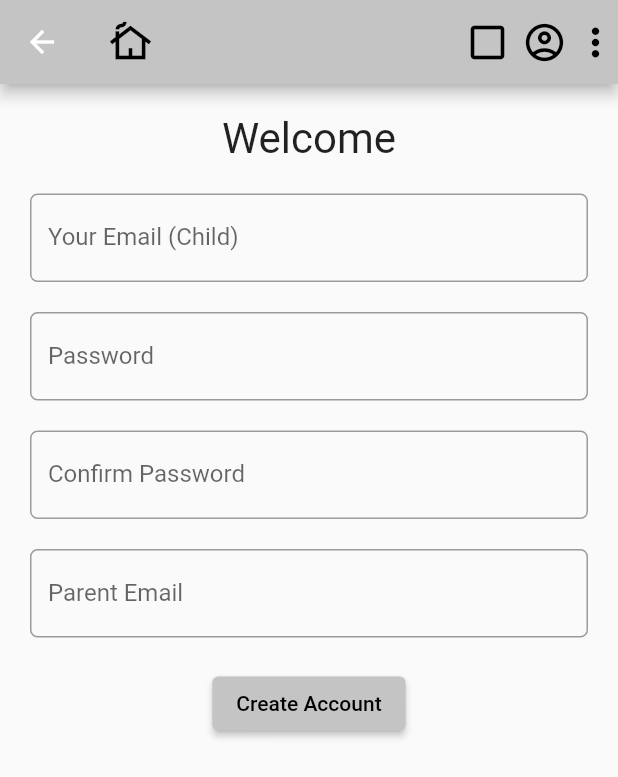
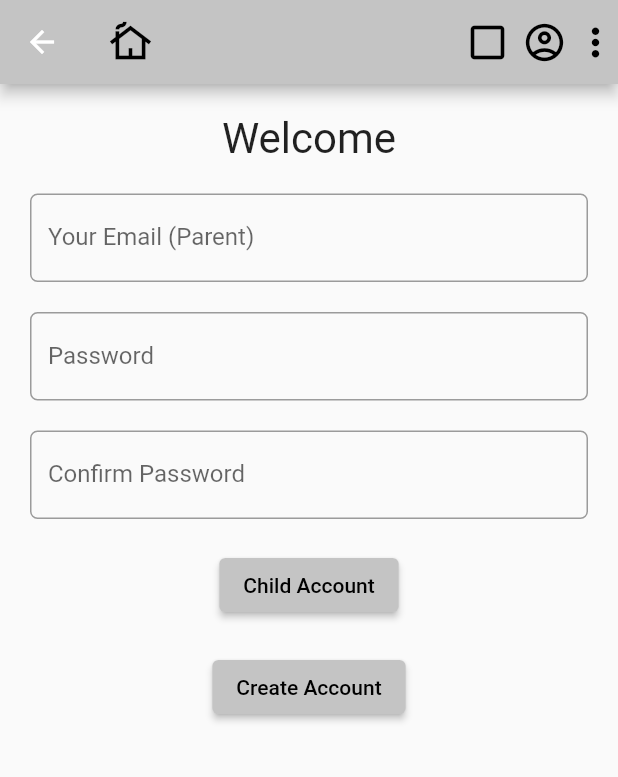
Before and after one commit to leomatt547/mosaik-frontend, a Flutter app: the screen it shows after launch, after a tap on "Register", on a phone screen of 412 x 824 dp. Shown: the top 777 px of the screen. Run offline on Flutter 3.47's test engine with Material 2 defaults, Android fonts, the phone set to English and light mode, and no system bars.

Commit message:
add parent registration page

```diff
--- a/lib/screen/landing_screen.dart
+++ b/lib/screen/landing_screen.dart
@@ -41,7 +41,7 @@ class LandingPage extends StatelessWidget {
               child: ElevatedButton(
                 onPressed: () {
                   Route route = MaterialPageRoute(
-                      builder: (context) => const RegisterPage());
+                      builder: (context) => const RegisterParentPage());
                   Navigator.push(context, route);
                 },
                 child: const Text('Register'),
--- a/lib/screen/register.dart
+++ b/lib/screen/register.dart
@@ -1,7 +1,7 @@
 import 'package:flutter/material.dart';
 
-class RegisterPage extends StatelessWidget {
-  const RegisterPage({Key? key}) : super(key: key);
+class RegisterChildPage extends StatelessWidget {
+  const RegisterChildPage({Key? key}) : super(key: key);
   static final _formKey = GlobalKey<FormState>();
 
   @override
@@ -94,6 +94,24 @@ class RegisterPage extends StatelessWidget {
                         borderRadius: BorderRadius.circular(5.0)),
                   )),
                 ),
+                Padding(
+                  padding:
+                      const EdgeInsets.only(bottom: 20, left: 20, right: 20),
+                  child: ElevatedButton(
+                    style: ElevatedButton.styleFrom(
+                      primary: const Color.fromARGB(255, 196, 196, 196),
+                    ),
+                    child: const Text(
+                      "Parent Account",
+                      style: TextStyle(color: Color.fromARGB(255, 0, 0, 0)),
+                    ),
+                    onPressed: () {
+                      Route route = MaterialPageRoute(
+                          builder: (context) => const RegisterParentPage());
+                      Navigator.push(context, route);
+                    },
+                  ),
+                ),
                 ElevatedButton(
                   style: ElevatedButton.styleFrom(
                     primary: const Color.fromARGB(255, 196, 196, 196),
@@ -114,3 +132,126 @@ class RegisterPage extends StatelessWidget {
     );
   }
 }
+
+class RegisterParentPage extends StatelessWidget {
+  const RegisterParentPage({Key? key}) : super(key: key);
+  static final _formKey = GlobalKey<FormState>();
+
+  @override
+  Widget build(BuildContext context) {
+    return Scaffold(
+      appBar: AppBar(
+        title: const Icon(
+          Icons.cottage_outlined,
+          size: 30,
+          color: Colors.black,
+        ),
+        actions: const <Widget>[
+          Padding(
+            padding: EdgeInsets.all(4),
+            child: Icon(
+              Icons.check_box_outline_blank_outlined,
+              size: 30,
+              color: Colors.black,
+            ),
+          ),
+          Padding(
+            padding: EdgeInsets.all(4),
+            child: Icon(
+              Icons.account_circle_outlined,
+              size: 30,
+              color: Colors.black,
+            ),
+          ),
+          Padding(
+              padding: EdgeInsets.all(0),
+              child: Icon(
+                Icons.more_vert,
+                size: 30,
+                color: Colors.black,
+              )),
+        ],
+        backgroundColor: const Color.fromARGB(255, 196, 196, 196),
+      ),
+      body: Center(
+        child: Form(
+          key: _formKey,
+          child: Container(
+            padding: const EdgeInsets.only(bottom: 20),
+            child: Column(
+              children: [
+                const Padding(
+                  padding: EdgeInsets.all(20),
+                  child: Text(
+                    'Welcome',
+                    style: TextStyle(fontSize: 28),
+                  ),
+                ),
+                Padding(
+                  padding:
+                      const EdgeInsets.only(bottom: 20, left: 20, right: 20),
+                  child: TextFormField(
+                      decoration: InputDecoration(
+                    labelText: "Your Email (Parent)",
+                    border: OutlineInputBorder(
+                        borderRadius: BorderRadius.circular(5.0)),
+                  )),
+                ),
+                Padding(
+                  padding:
+                      const EdgeInsets.only(bottom: 20, left: 20, right: 20),
+                  child: TextFormField(
+                      decoration: InputDecoration(
+                    labelText: "Password",
+                    border: OutlineInputBorder(
+                        borderRadius: BorderRadius.circular(5.0)),
+                  )),
+                ),
+                Padding(
+                  padding:
+                      const EdgeInsets.only(bottom: 20, left: 20, right: 20),
+                  child: TextFormField(
+                      decoration: InputDecoration(
+                    labelText: "Confirm Password",
+                    border: OutlineInputBorder(
+                        borderRadius: BorderRadius.circular(5.0)),
+                  )),
+                ),
+                Padding(
+                  padding:
+                      const EdgeInsets.only(bottom: 20, left: 20, right: 20),
+                  child: ElevatedButton(
+                    style: ElevatedButton.styleFrom(
+                      primary: const Color.fromARGB(255, 196, 196, 196),
+                    ),
+                    child: const Text(
+                      "Child Account",
+                      style: TextStyle(color: Color.fromARGB(255, 0, 0, 0)),
+                    ),
+                    onPressed: () {
+                      Route route = MaterialPageRoute(
+                          builder: (context) => const RegisterChildPage());
+                      Navigator.push(context, route);
+                    },
+                  ),
+                ),
+                ElevatedButton(
+                  style: ElevatedButton.styleFrom(
+                    primary: const Color.fromARGB(255, 196, 196, 196),
+                  ),
+                  child: const Text(
+                    "Create Account",
+                    style: TextStyle(color: Color.fromARGB(255, 0, 0, 0)),
+                  ),
+                  onPressed: () {
+                    if (_formKey.currentState!.validate()) {}
+                  },
+                ),
+              ],
+            ),
+          ),
+        ),
+      ),
+    );
+  }
+}
```
